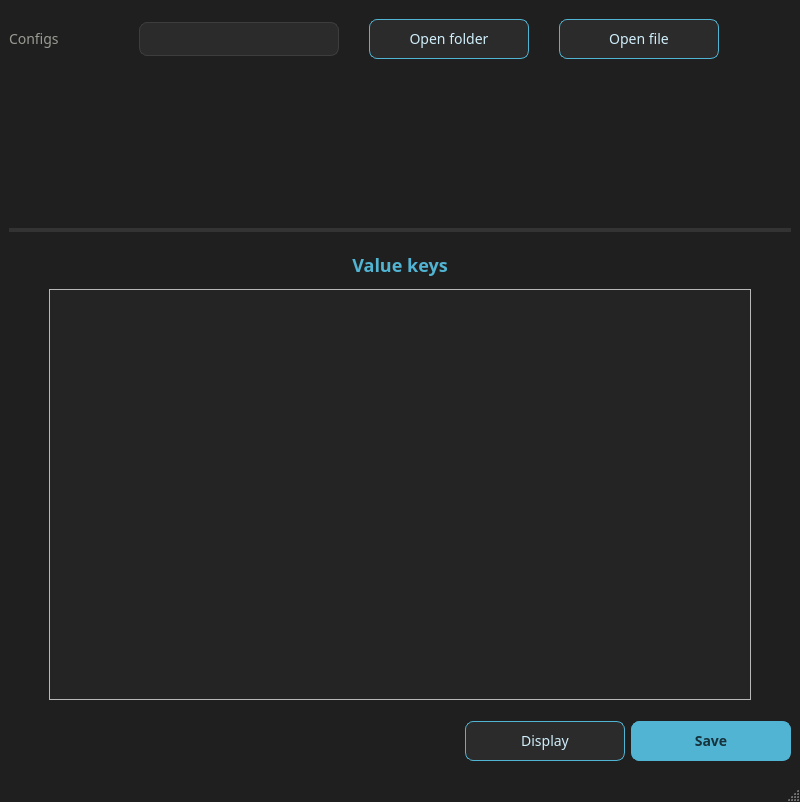
Old version of the form mainwindow.ui in the repository Ruha24/YamlEditor.
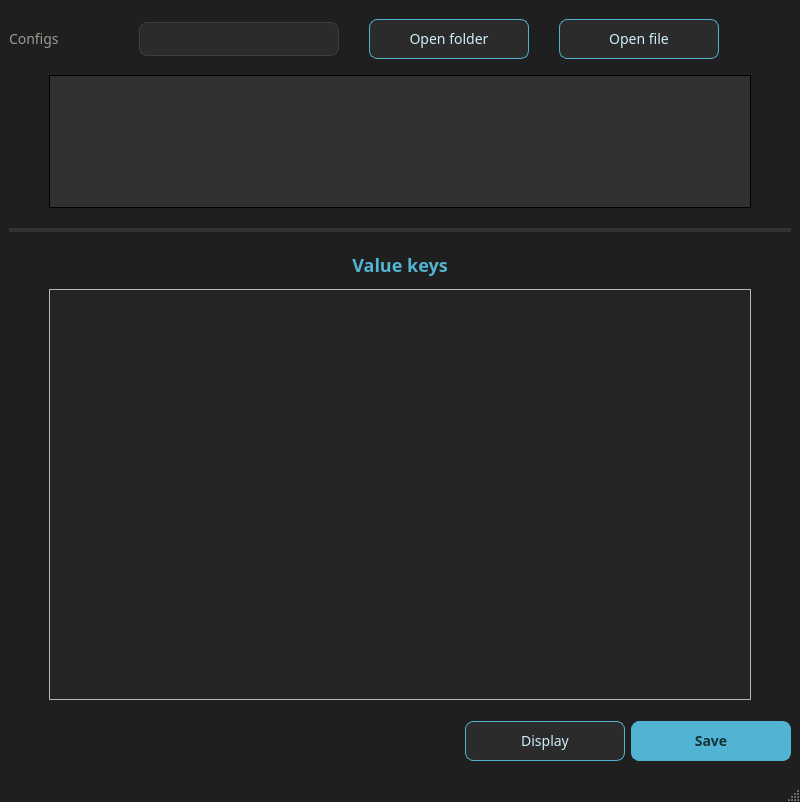
New version of the form. Icons and pictures are not drawn.

Commit message: Changed the design of the auxiliary windows

The edit to the form file:
```diff
--- a/mainwindow.ui
+++ b/mainwindow.ui
@@ -436,55 +436,26 @@
           </property>
           <property name="styleSheet">
            <string notr="true">QTabWidget::pane {
-	border: none;
-	background: transparent;
-	top: -1px;
-}
-
-QTabBar {
-	background: transparent;
-	qproperty-drawBase: 0;
-}
-
-QTabBar::tab {
-	background: #2b2b2b;
-	color: #9a9a93;
-	padding: 7px 14px;
-	border: 1px solid #333333;
-	border-bottom: none;
-	border-top-left-radius: 8px;
-	border-top-right-radius: 8px;
-	margin-right: 2px;
-	font-size: 13px;
-}
-
-QTabBar::tab:hover {
-	background: #333333;
-	color: #cfeefa;
-}
-
-QTabBar::tab:selected, QTabBar::tab:selected:active, QTabBar::tab:selected:!active {
-	background: #33414a;
-	color: #cfeefa;
-	border: 1px solid #51b4d2;
-	border-bottom: none;
-	font-weight: bold;
+	border: 1px solid black;
+    background: rgb(48, 48, 48);
 }
 
 QTabBar::close-button {
-	subcontrol-position: right;
-	image: url(:/assets/tab_close.svg);
-	background: transparent;
-	border-radius: 4px;
-	margin: 2px;
-	padding: 1px;
+	background-color: rgb(240, 240, 240);
+}
+
+QTabBar::close-button:selected {
+    background-color: none;
 }
 
 QTabBar::close-button:hover {
 	image: url(:/assets/tab_close_hover.svg);
 	background: #c0392b;
 }
-</string>
+
+QTabBar::close-button:pressed {
+	background-color: none;
+}</string>
           </property>
           <property name="currentIndex">
            <number>-1</number>
```
Left out of the diff: 58 changed lines with no effect on the pictures. The commit also changes 4 other files.
